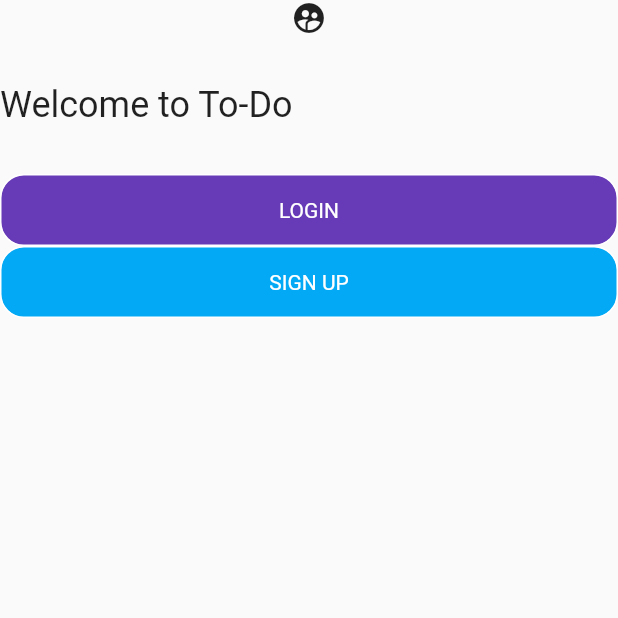
After one commit to saadrafi/Flutter_To-do, a Flutter app: the WelcomePage screen opened directly, on a phone screen of 412 x 824 dp, the top half of it. The commit adds this screen. Run offline on Flutter 3.47's test engine with Material 2 defaults, Android fonts, the phone set to English and light mode, and no system bars; our stand-ins replace firebase_auth, firebase_core, fluttertoast, sqflite; accounts and stored records are empty; Roboto replaces fonts that are missing (Dancing).

Commit message:
login add

```diff
--- /dev/null
+++ b/lib/Extra/Custom_button.dart
@@ -0,0 +1,34 @@
+//@dart=2.9
+
+import 'package:flutter/material.dart';
+
+class CustomButton extends StatelessWidget {
+  final String text;
+  final Color mainColor;
+  final Color borderColor;
+  final Function onpress;
+
+  CustomButton({this.text, this.mainColor, this.borderColor, this.onpress});
+
+  @override
+  Widget build(BuildContext context) {
+    return GestureDetector(
+      onTap: onpress,
+      child: Container(
+        decoration: BoxDecoration(
+          border: Border.all(color: borderColor),
+          color: mainColor,
+          borderRadius: BorderRadius.circular(16),
+        ),
+        width: MediaQuery.of(context).size.width * 0.8,
+        padding: EdgeInsets.all(15.0),
+        child: Center(
+          child: Text(
+            text.toUpperCase(),
+            style: TextStyle(fontFamily: 'Dancing', color: borderColor),
+          ),
+        ),
+      ),
+    );
+  }
+}
--- /dev/null
+++ b/lib/constants/login_constans.dart
@@ -0,0 +1,4 @@
+import 'package:flutter/material.dart';
+
+const kPrimaryColor1 = Color(0xFF6F35A5);
+const kPrimaryLightColor1 = Color(0xFFF1E6FF);
--- /dev/null
+++ b/lib/login/welcome_secreen.dart
@@ -0,0 +1,63 @@
+//@dart=2.9
+
+import 'package:flutter/material.dart';
+import 'package:todo/Extra/Custom_button.dart';
+import 'package:todo/login/login_secreen.dart';
+import 'package:todo/login/registration_screen.dart';
+
+class WelcomePage extends StatelessWidget {
+  const WelcomePage({Key key}) : super(key: key);
+
+  @override
+  Widget build(BuildContext context) {
+    Size size = MediaQuery.of(context).size;
+    return Scaffold(
+      body: Container(
+        child: SingleChildScrollView(
+          child: Column(
+            mainAxisAlignment: MainAxisAlignment.center,
+            crossAxisAlignment: CrossAxisAlignment.stretch,
+            children: [
+              Icon(
+                Icons.supervised_user_circle,
+              ),
+              SizedBox(
+                height: 32,
+              ),
+              Text(
+                'Welcome to To-Do',
+                style: TextStyle(
+                  fontFamily: 'Dancing',
+                  fontSize: 24,
+                ),
+              ),
+              SizedBox(
+                height: 32,
+              ),
+              CustomButton(
+                text: 'Login',
+                mainColor: Colors.deepPurple,
+                borderColor: Colors.white,
+                onpress: () {
+                  Navigator.push(context,
+                      MaterialPageRoute(builder: (context) => LoginPage()));
+                },
+              ),
+              CustomButton(
+                text: 'Sign Up',
+                mainColor: Colors.lightBlue,
+                borderColor: Colors.white,
+                onpress: () {
+                  Navigator.push(
+                      context,
+                      MaterialPageRoute(
+                          builder: (context) => RegistrationPage()));
+                },
+              ),
+            ],
+          ),
+        ),
+      ),
+    );
+  }
+}
```
Also changed, not shown: lib/Extra/input_field.dart (added, +50 -0 lines), lib/View/home_page.dart (+43 -33 lines), lib/login/login_secreen.dart (added, +117 -0 lines), lib/login/registration_screen.dart (added, +131 -0 lines), lib/main.dart (+6 -5 lines), pubspec.yaml (+14 -71 lines), pubspec.lock, 2 other files.
